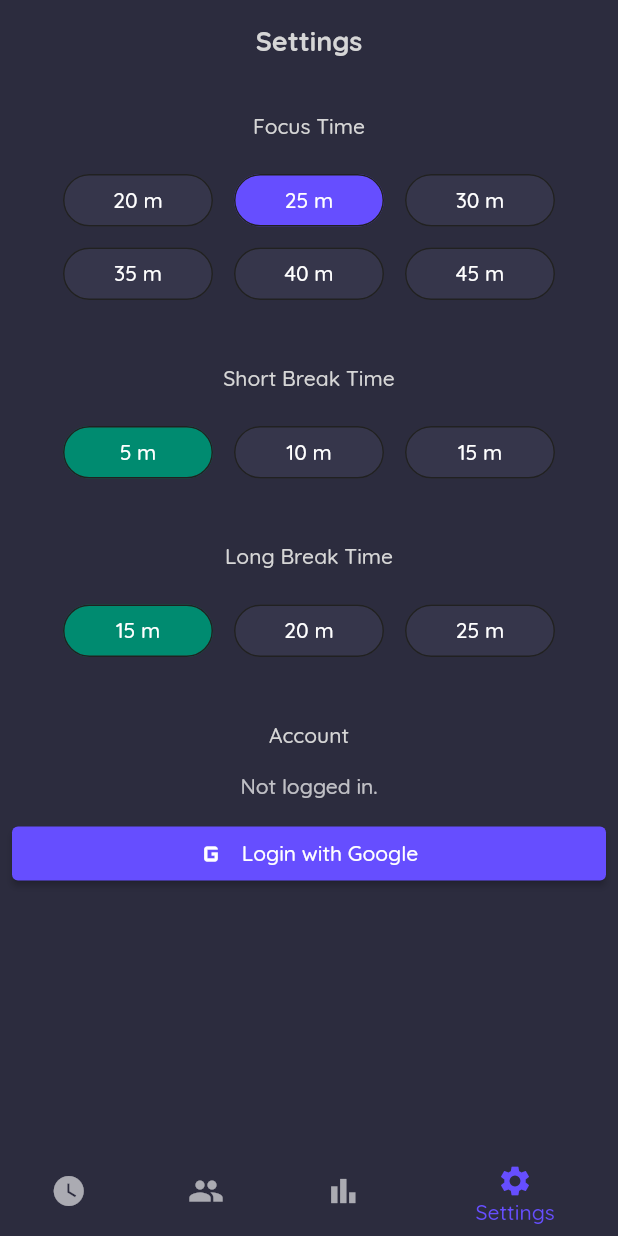
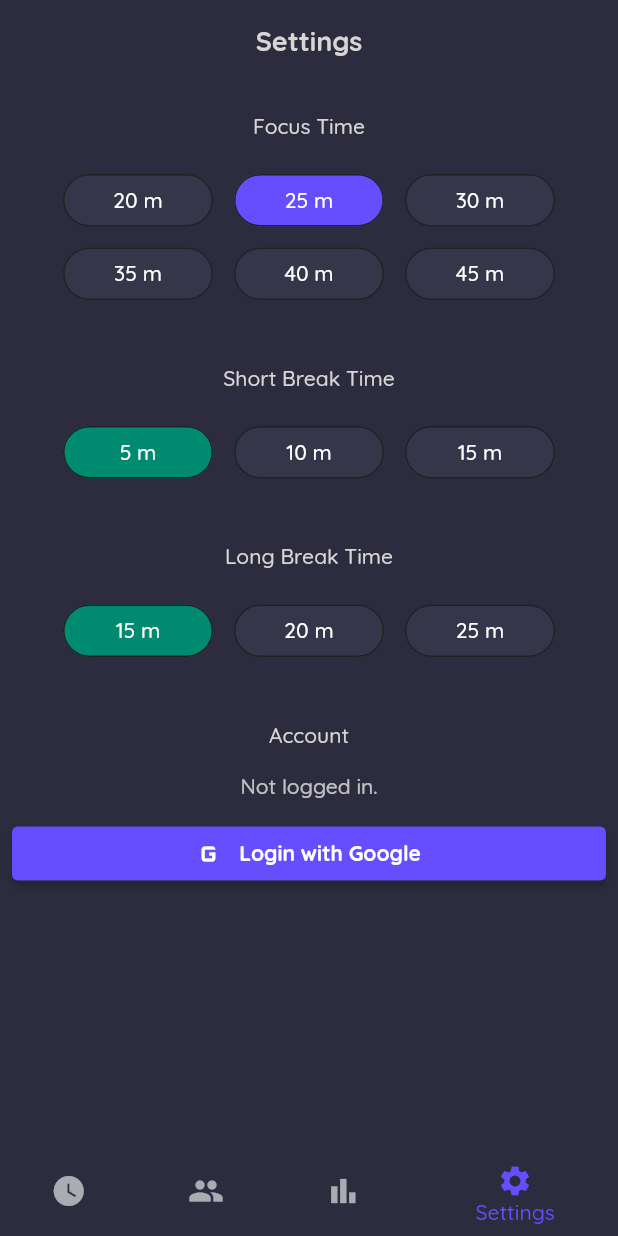
Before and after one commit to nandbyte/pomoduo, a Flutter app: the screen it shows after launch, item 4 of the bottom bar chosen, on a phone screen of 412 x 824 dp. Run offline on Flutter 3.47's test engine with Material 2 defaults, Android fonts, the phone set to English and light mode, and no system bars; drawn by our look-alikes of custom_radio_grouped_button; our stand-ins replace cloud_firestore, firebase_auth, firebase_core, google_fonts, google_sign_in, percent_indicator and 1 more; accounts and stored records are empty.

Commit message:
Major changes to page widgets

```diff
--- a/lib/main.dart
+++ b/lib/main.dart
@@ -39,9 +39,12 @@ class Pomoduo extends StatelessWidget {
   Widget build(BuildContext context) {
     return MaterialApp(
       theme: ThemeData(
-        brightness: Brightness.dark,
-        primarySwatch: Colors.deepPurple,
         visualDensity: VisualDensity.adaptivePlatformDensity,
+        colorScheme: ColorScheme.fromSwatch(
+          brightness: Brightness.dark,
+          primarySwatch: Colors.deepPurple,
+          accentColor: Colors.transparent,
+        ),
         textTheme: Theme.of(context).textTheme.apply(
               bodyColor: PomoduoColor.textColor,
               displayColor: PomoduoColor.textColor,
--- a/lib/pages/duo_page.dart
+++ b/lib/pages/duo_page.dart
@@ -191,7 +191,7 @@ class _DuoPageState extends State<DuoPage> {
           child: RoomDetails(),
         ),
         const SizedBox(
-          height: 16,
+          height: 36,
         ),
         (() {
           if (context.read<RoomProvider>().roomName == "-") {
@@ -206,6 +206,7 @@ class _DuoPageState extends State<DuoPage> {
                   onPressed: _createRoom,
                   child: const Text(
                     "Create Room",
+                    style: TextStyle(fontWeight: FontWeight.w700),
                   ),
                 ),
                 ElevatedButton(
@@ -216,6 +217,7 @@ class _DuoPageState extends State<DuoPage> {
                   onPressed: _joinRoom,
                   child: const Text(
                     "Join Room",
+                    style: TextStyle(fontWeight: FontWeight.w700),
                   ),
                 ),
               ],
--- a/lib/pages/settings_page.dart
+++ b/lib/pages/settings_page.dart
@@ -44,7 +44,8 @@ class FocusTimeSettings extends StatefulWidget {
 class _FocusTimeSettingsState extends State<FocusTimeSettings> {
   @override
   Widget build(BuildContext context) {
-    return Column(children: <Widget>[
+    return SingleChildScrollView(
+      child: Column(children: <Widget>[
         const Padding(
           padding: EdgeInsets.fromLTRB(0, 36, 0, 16.0),
           child: Text("Focus Time"),
@@ -68,7 +69,8 @@ class _FocusTimeSettingsState extends State<FocusTimeSettings> {
             print(value);
           },
         ),
-    ]);
+      ]),
+    );
   }
 }
 
@@ -214,6 +216,7 @@ class _AccountSettingsState extends State<AccountSettings> {
                           },
                           label: const Text(
                             "Login with Google",
+                            style: TextStyle(fontWeight: FontWeight.w700),
                           ),
                         ),
                       ),
@@ -233,12 +236,12 @@ class _AccountSettingsState extends State<AccountSettings> {
                       Center(
                         child: Text(
                             context.read<GoogleSignInProvider>().user.displayName.toString(),
-                            style: TextStyle(color: Colors.white)),
+                            style: const TextStyle(color: Colors.white)),
                       ),
                       const SizedBox(height: 8),
                       Center(
                         child: Text(context.read<GoogleSignInProvider>().user.email.toString(),
-                            style: TextStyle(color: Colors.white70)),
+                            style: const TextStyle(color: Colors.white70)),
                       ),
                       Padding(
                         padding: const EdgeInsets.fromLTRB(0, 12, 0, 16.0),
@@ -254,6 +257,7 @@ class _AccountSettingsState extends State<AccountSettings> {
                           },
                           label: const Text(
                             "Logout ",
+                            style: TextStyle(fontWeight: FontWeight.w700),
                           ),
                         ),
                       ),
```
Also changed, not shown: lib/pages/statistics_page.dart (+12 -0 lines), lib/pages/timer_page.dart (+4 -5 lines). Lines whose indentation alone changed are shown as unchanged.
